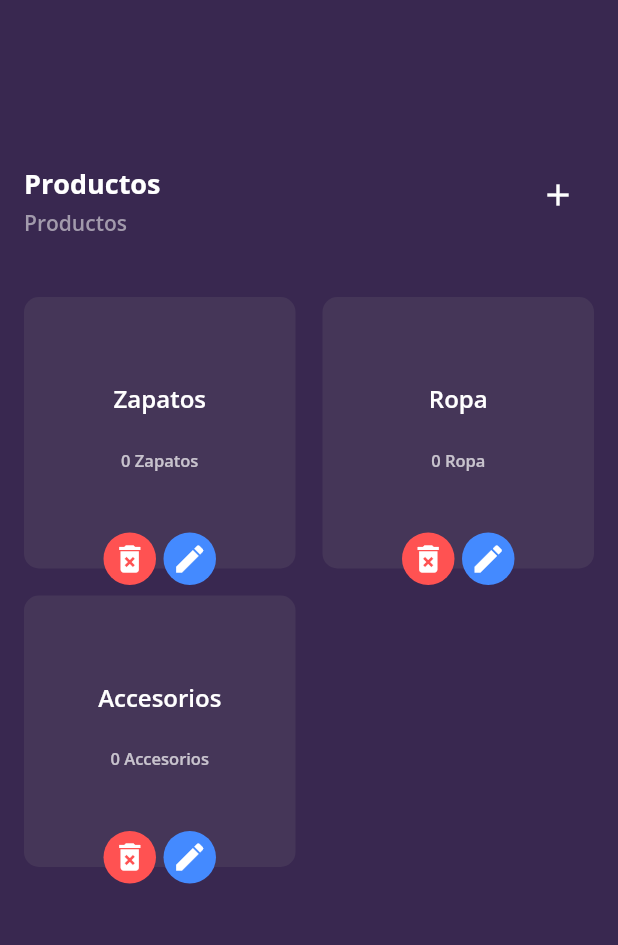
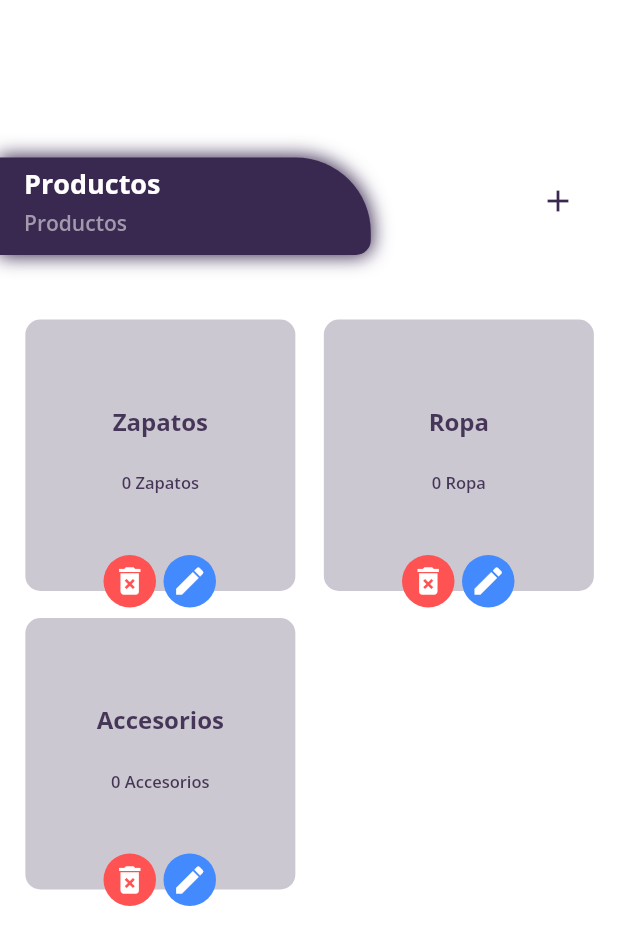
Before and after one commit to manuelpuched/Inventory, a Flutter app: the Home screen opened directly, after a tap on "Products", on a phone screen of 412 x 824 dp. Shown: the top 945 px of the screen. Run offline on Flutter 3.47's test engine with Material 2 defaults, Android fonts, the light colour scheme and no system bars; our stand-ins replace google_fonts, math_expressions, simple_animations.

Commit message:
Home Terminado

```diff
--- a/inventory_app/lib/grid_dash_board.dart
+++ b/inventory_app/lib/grid_dash_board.dart
@@ -37,9 +37,9 @@ class GridDashboard extends StatelessWidget {
         title,
           style: GoogleFonts.openSans(
               textStyle: TextStyle(
-                  color: Colors.white,
+                  color: Color(0xff453658),
                   fontSize: 16,
-                  fontWeight: FontWeight.w600)
+                  fontWeight: FontWeight.w700)
           )
       ),
     );
@@ -52,7 +52,7 @@ class GridDashboard extends StatelessWidget {
         subtitle,
         style: GoogleFonts.openSans(
             textStyle: TextStyle(
-                color: Colors.white38,
+                color: Color(0xff453658),
                 fontSize: 10,
                 fontWeight: FontWeight.w600)),
       ),
@@ -69,7 +69,7 @@ class GridDashboard extends StatelessWidget {
       height: 180,
       width: 180,
       decoration: BoxDecoration(
-          color: Color(0xff453658),
+          color: Color(0xff453658).withAlpha(70),
           borderRadius: BorderRadius.circular(15),
       ),
       child: InkWell(
--- a/inventory_app/lib/grid_products.dart
+++ b/inventory_app/lib/grid_products.dart
@@ -45,9 +45,9 @@ class GridProducts extends StatelessWidget {
               alignment: Alignment(0.8, 1.15),
                 children: [
                   Container(
-                    width: 200,
+                    width: 180,
                     decoration: BoxDecoration(
-                        color: Color(0xff453658), borderRadius: BorderRadius.circular(10)),
+                        color: Color(0xff453658).withAlpha(70), borderRadius: BorderRadius.circular(10)),
                     child: Column(
                       mainAxisAlignment: MainAxisAlignment.center,
                       children: <Widget>[
@@ -58,9 +58,9 @@ class GridProducts extends StatelessWidget {
                           data.nombre,
                           style: GoogleFonts.openSans(
                               textStyle: TextStyle(
-                                  color: Colors.white,
+                                  color: Color(0xff453658),
                                   fontSize: 16,
-                                  fontWeight: FontWeight.w600)),
+                                  fontWeight: FontWeight.w700)),
                         ),
                         SizedBox(
                           height: 22,
@@ -69,7 +69,7 @@ class GridProducts extends StatelessWidget {
                           data.cantidad.toString()+" "+data.nombre,
                           style: GoogleFonts.openSans(
                               textStyle: TextStyle(
-                                  color: Colors.white70,
+                                  color: Color(0xff453658),
                                   fontSize: 11,
                                   fontWeight: FontWeight.w600)),
                         ),
--- a/inventory_app/lib/header_widget.dart
+++ b/inventory_app/lib/header_widget.dart
@@ -38,10 +38,33 @@ class HeaderWidget extends StatelessWidget {
       ),
     );
 
-    return Container(
+    return Stack(
+      children: [
+        Container(
+          margin: EdgeInsets.only(
+            top: 105,
+          ),
+          height: 65,
+          width: MediaQuery.of(context).size.width*0.6,
+          decoration: BoxDecoration(
+            color: Color(0xff392850),
+            borderRadius: BorderRadius.only(
+              topRight: Radius.circular(50),
+              bottomRight: Radius.circular(10)
+            ),
+            boxShadow: [
+              BoxShadow(
+                color: Color(0xff392850),
+                blurRadius: 10,
+                spreadRadius: 1,
+              )
+            ]
+          ),
+        ),
+        Container(
           margin: EdgeInsets.only(
             top: 110,
-          bottom: 40
+              bottom: 55
           ),
         padding: EdgeInsets.only(
           left: 16,
@@ -58,10 +81,10 @@ class HeaderWidget extends StatelessWidget {
               ],
             ),
               !button ? Container() :IconButton(
-            alignment: Alignment.topCenter,
+              alignment: Alignment.center,
               icon: Icon(
               Icons.add,
-              color: Colors.white,
+              color: Color(0xff392850),
               ),
               onPressed: () {
               Navigator.push(context, MaterialPageRoute(
@@ -71,6 +94,8 @@ class HeaderWidget extends StatelessWidget {
         )
         ],
         ),
+        ),
+      ],
     );
   }
 }
--- a/inventory_app/lib/home.dart
+++ b/inventory_app/lib/home.dart
@@ -13,7 +13,7 @@ class Home extends StatelessWidget {
   Widget build(BuildContext context) {
 
     return Scaffold(
-      backgroundColor: Color(0xff392850),
+      backgroundColor: Colors.white,
       body: Column(
         children: <Widget>[
           HeaderWidget(false, title: "Home",actualView: "DashBoard"),
--- a/inventory_app/lib/main.dart
+++ b/inventory_app/lib/main.dart
@@ -39,7 +39,6 @@ class _MyHomePageState extends State<MyHomePage> {
     SystemChrome.setSystemUIOverlayStyle(SystemUiOverlayStyle(
       statusBarColor: Colors.transparent, // transparent status bar
     ));
-
     return Login();
   }
 }
--- a/inventory_app/lib/product_view.dart
+++ b/inventory_app/lib/product_view.dart
@@ -11,7 +11,7 @@ class ProductView extends StatelessWidget {
 
     return Scaffold(
         body: Container(
-          color: Color(0xff392850),
+          color: Colors.white,
           child: Column(
             children: <Widget>[
               HeaderWidget(true, view: NewProduct(), title: "Productos", actualView: "Productos"),
```
Also changed, not shown: inventory_app/lib/settings.dart (+16 -8 lines). Lines whose indentation alone changed are shown as unchanged.
